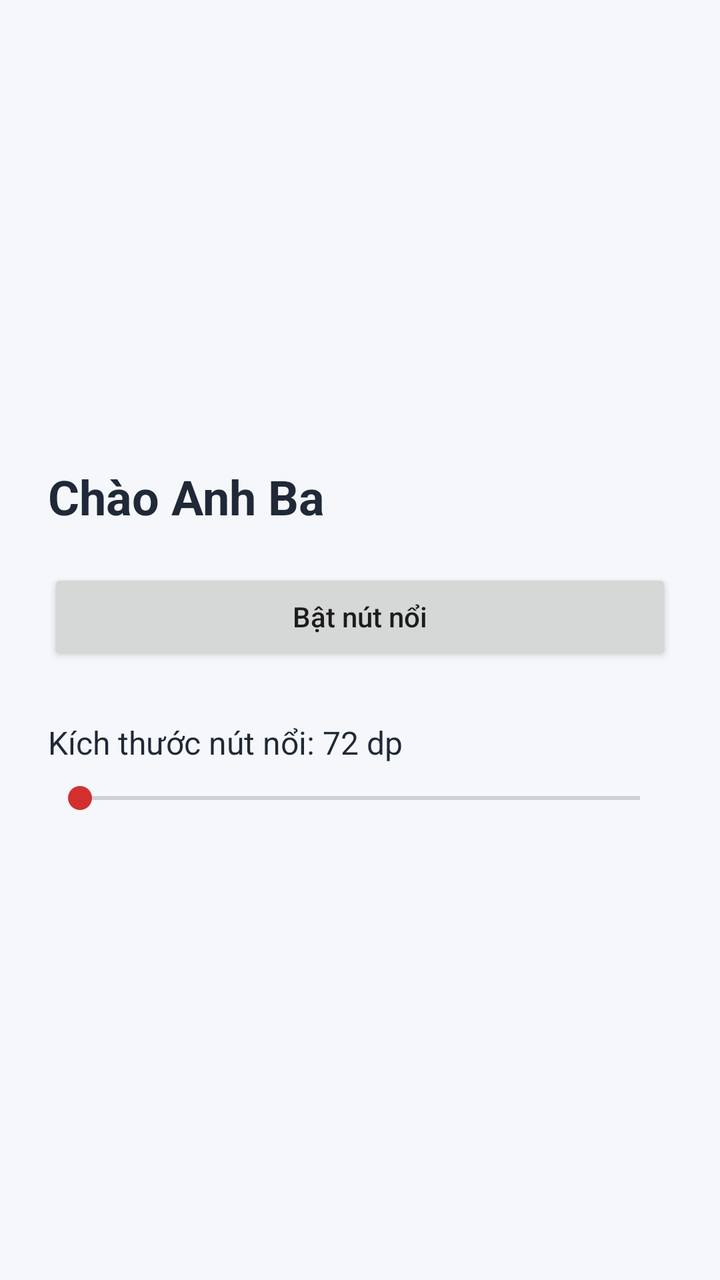
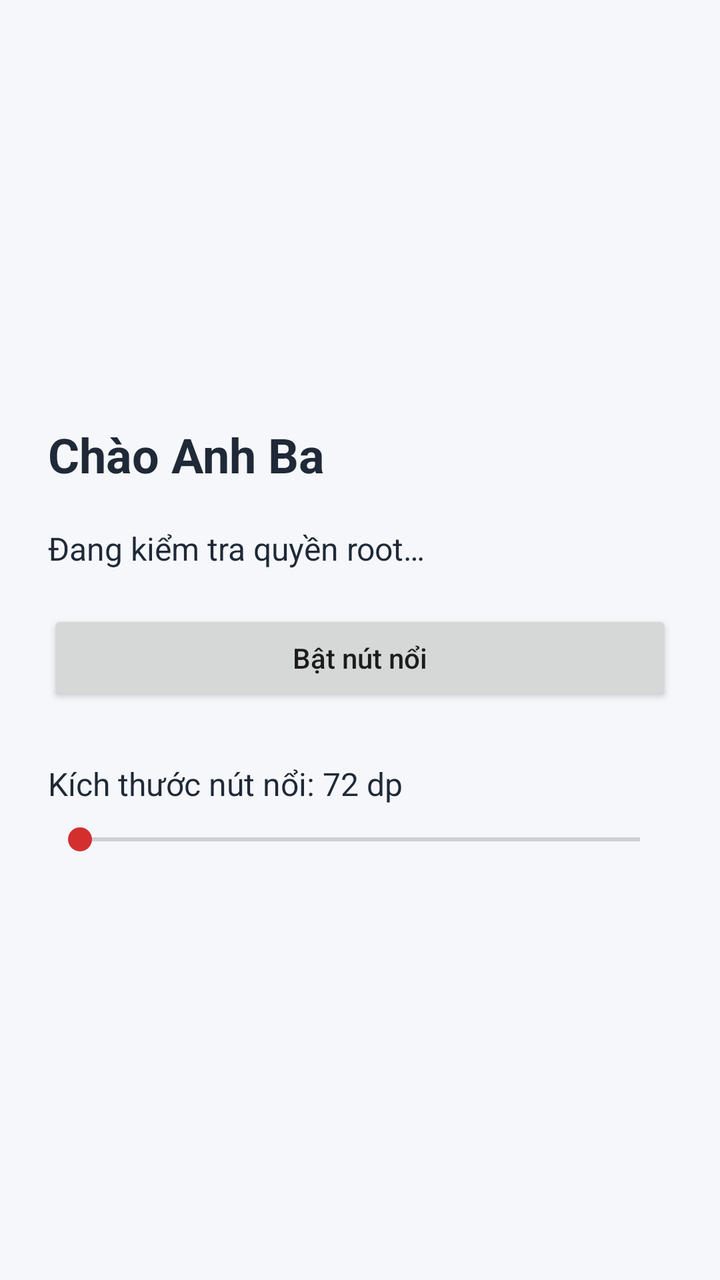

Screens rendered from an Android XML layout before and after an edit, with the pre-edit source and the edit as a unified diff.
<!-- AndroidManifest.xml: application theme Theme.NutNoi -->
<!-- res/layout/activity_main.xml -->
<?xml version="1.0" encoding="utf-8"?>
<ScrollView xmlns:android="http://schemas.android.com/apk/res/android"
    android:layout_width="match_parent"
    android:layout_height="match_parent"
    android:fillViewport="true"
    android:background="#F5F7FA">

    <LinearLayout
        android:layout_width="match_parent"
        android:layout_height="wrap_content"
        android:orientation="vertical"
        android:padding="24dp"
        android:gravity="center_vertical">

        <TextView
            android:layout_width="match_parent"
            android:layout_height="wrap_content"
            android:text="@string/greeting"
            android:textColor="#1F2937"
            android:textSize="24sp"
            android:textStyle="bold"
            android:layout_marginBottom="20dp" />

        <Button
            android:id="@+id/btnToggleOverlay"
            android:layout_width="match_parent"
            android:layout_height="wrap_content"
            android:text="@string/enable_button"
            android:textAllCaps="false"
            android:layout_marginBottom="28dp" />

        <TextView
            android:id="@+id/overlaySizeLabel"
            android:layout_width="match_parent"
            android:layout_height="wrap_content"
            android:labelFor="@id/overlaySizeSeekBar"
            android:text="@string/overlay_size_value_default"
            android:textColor="#1F2937"
            android:textSize="16sp"
            android:paddingBottom="8dp" />

        <SeekBar
            android:id="@+id/overlaySizeSeekBar"
            android:layout_width="match_parent"
            android:layout_height="wrap_content"
            android:contentDescription="@string/overlay_size_label" />
    </LinearLayout>
</ScrollView>
<!-- resources referenced by this layout -->
<resources>
  <string name="enable_button">Bật nút nổi</string>
  <string name="greeting">Chào Anh Ba</string>
  <string name="overlay_size_label">Kích thước nút nổi</string>
  <string name="overlay_size_value_default">Kích thước nút nổi: 72 dp</string>
  <style name="Theme.NutNoi" parent="Theme.AppCompat.DayNight.NoActionBar">
          <item name="colorPrimary">#1976D2</item>
          <item name="colorPrimaryDark">#1565C0</item>
          <item name="colorAccent">#D32F2F</item>
          <item name="android:statusBarColor">@android:color/transparent</item>
          <item name="android:navigationBarColor">@android:color/transparent</item>
      </style>
</resources>

<!-- the commit's change to res/layout/activity_main.xml (unified diff, before → after) -->
@@ -20,6 +20,16 @@
             android:textSize="24sp"
             android:textStyle="bold"
             android:layout_marginBottom="20dp" />
+
+        <TextView
+            android:id="@+id/rootStatus"
+            android:layout_width="match_parent"
+            android:layout_height="wrap_content"
+            android:text="@string/root_status_checking"
+            android:textColor="#1F2937"
+            android:textSize="16sp"
+            android:paddingBottom="20dp"
+            android:accessibilityLiveRegion="polite" />
 
         <Button
             android:id="@+id/btnToggleOverlay"
<!-- resource entries referenced after the edit -->
@@ -4,6 +4,7 @@
   <string name="greeting">Chào Anh Ba</string>
   <string name="overlay_size_label">Kích thước nút nổi</string>
   <string name="overlay_size_value_default">Kích thước nút nổi: 72 dp</string>
+  <string name="root_status_checking">Đang kiểm tra quyền root…</string>
   <style name="Theme.NutNoi" parent="Theme.AppCompat.DayNight.NoActionBar">
           <item name="colorPrimary">#1976D2</item>
           <item name="colorPrimaryDark">#1565C0</item>
